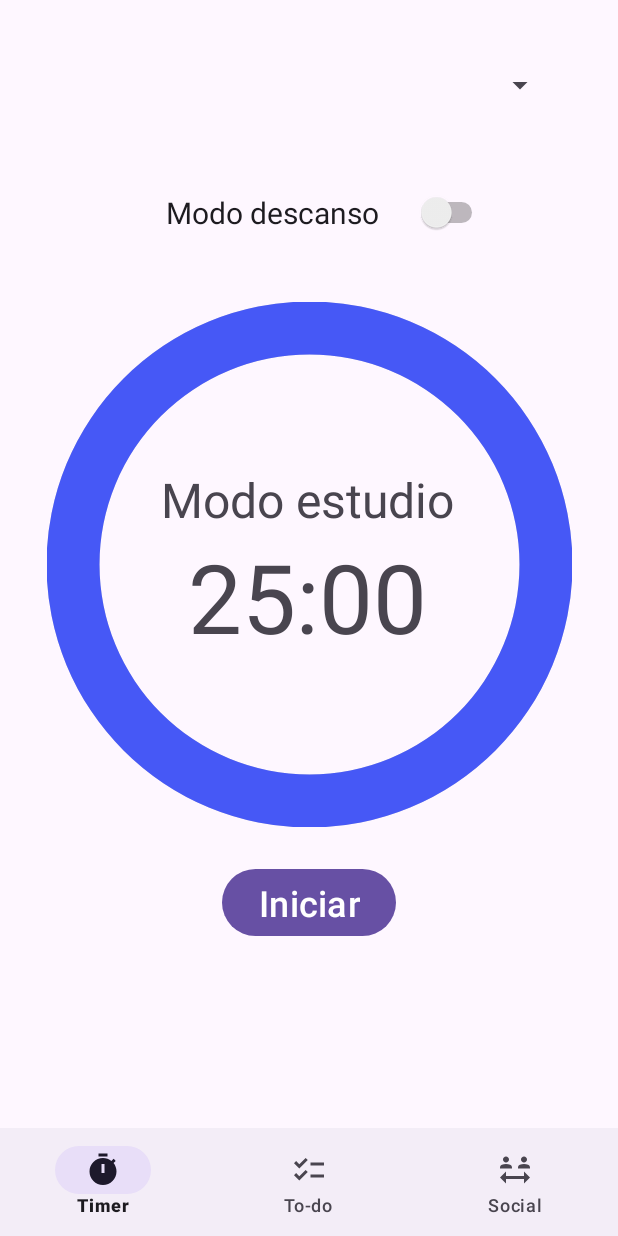
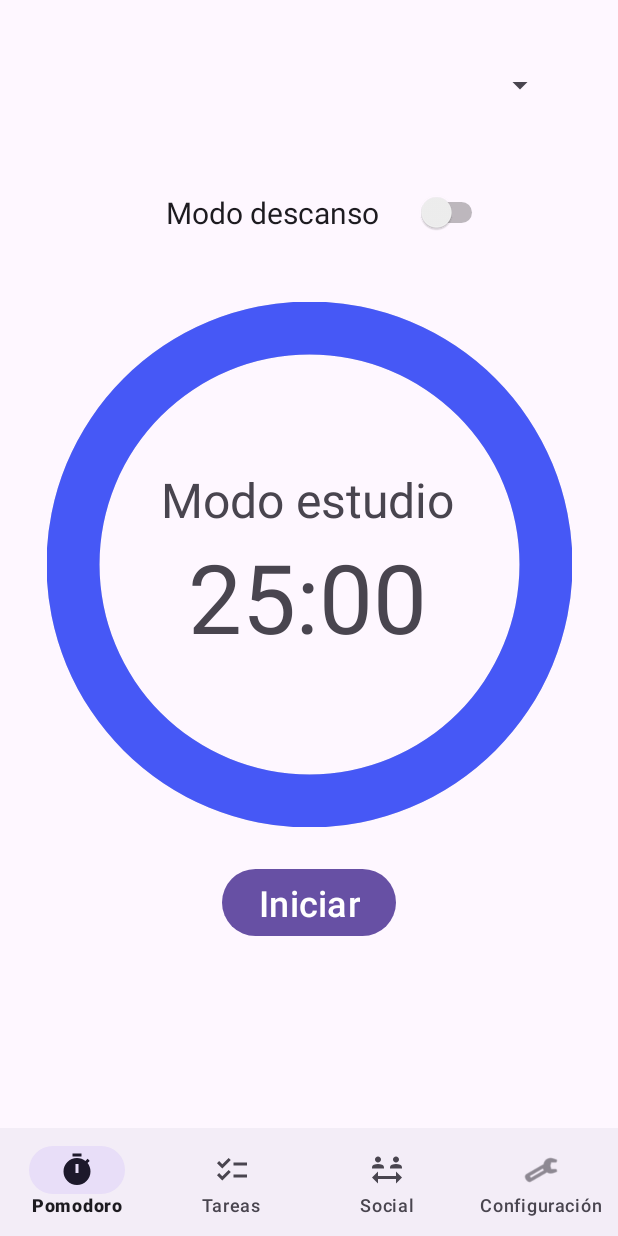
Before and after one commit to pelazas/ProductivityApp, an Android app: the screen it shows after launch (MainActivity), on a phone screen of 412 x 824 dp. Run offline under Robolectric (Android 15) with nearby library versions, the phone set to English and light mode, and no system bars; our stand-ins replace Room's generated code.

Commit message:
resuelto bug UI, añadido al menu la config

```diff
--- a/app/src/main/java/com/example/productivityapp/MainActivity.java
+++ b/app/src/main/java/com/example/productivityapp/MainActivity.java
@@ -34,27 +34,16 @@ public class MainActivity extends AppCompatActivity {
             fragmentManager.replaceFragment(new TimerFragment(), false);
             return true;
         } else if (itemId == R.id.nav_toDo) {
-            // startActivity(new Intent(this, ToDoActivity.class));
             fragmentManager.replaceFragment(new ToDoFragment(),false);
             return true;
-        /*} else if (itemId == R.id.nav_social) {
-            // Replace with the fragment for social functionality
-            fragmentManager.replaceFragment(new SocialFragment(), false);
-            return true;*/
+        } else if (itemId == R.id.nav_social) {
+            // fragmentManager.replaceFragment(new SocialFragment(), false);
+            return true;
+        } else if (itemId == R.id.nav_configuration) {
+            // fragmentManager.replaceFragment(new ConfigurationFragment(), false);
+            return true;
         } else {
             throw new IllegalStateException("Unexpected value: " + item.getItemId());
         }
     };
-
-    public void replaceFragment(Fragment fragment, boolean addToBackStack) {
-        FragmentTransaction transaction = getSupportFragmentManager().beginTransaction();
-        transaction.replace(R.id.fragment_container, fragment);
-
-        if (addToBackStack) {
-            transaction.addToBackStack(null);
-        }
-
-        transaction.commit();
-    }
-
 }
--- a/app/src/main/res/layout/activity_main.xml
+++ b/app/src/main/res/layout/activity_main.xml
@@ -6,105 +6,6 @@
     android:layout_height="match_parent"
     tools:context=".MainActivity">
 
-    <!-- <ScrollView
-        android:layout_width="match_parent"
-        android:layout_height="match_parent"
-        app:layout_constraintBottom_toBottomOf="@+id/bottom_nav_view"
-        app:layout_constraintEnd_toEndOf="parent"
-        app:layout_constraintStart_toStartOf="parent"
-        app:layout_constraintTop_toTopOf="parent">
-
-        <androidx.constraintlayout.widget.ConstraintLayout
-            android:layout_width="match_parent"
-            android:layout_height="wrap_content">
-
-            <Spinner
-                android:id="@+id/spAsignaturas"
-                android:layout_width="330dp"
-                android:layout_height="50dp"
-                android:textAlignment="center"
-                app:layout_constraintEnd_toEndOf="parent"
-                app:layout_constraintHorizontal_bias="0.493"
-                android:layout_marginTop="32dp"
-                app:layout_constraintStart_toStartOf="parent"
-                app:layout_constraintTop_toTopOf="parent" />
-
-            <androidx.appcompat.widget.SwitchCompat
-                android:id="@+id/modo_switch"
-                android:layout_width="240dp"
-                android:layout_height="wrap_content"
-                android:text="@string/modo_descanso"
-                android:textAlignment="center"
-                android:textSize="20sp"
-                android:layout_marginTop="16dp"
-                android:layout_marginBottom="16dp"
-                app:layout_constraintEnd_toEndOf="parent"
-                app:layout_constraintHorizontal_bias="0.497"
-                app:layout_constraintStart_toStartOf="parent"
-                app:layout_constraintTop_toBottomOf="@+id/spAsignaturas"
-                app:layout_constraintBottom_toTopOf="@id/circularProgressBar"/>
-
-
-            <ProgressBar
-                android:id="@+id/circularProgressBar"
-                style="?android:attr/progressBarStyleHorizontal"
-                android:layout_width="350dp"
-                android:layout_height="350dp"
-                android:background="@drawable/circular_shape"
-                android:progressDrawable="@drawable/circular_progress_bar"
-                app:layout_constraintBottom_toBottomOf="parent"
-                app:layout_constraintEnd_toEndOf="parent"
-                app:layout_constraintStart_toStartOf="parent"
-                app:layout_constraintTop_toTopOf="parent" />
-
-            <LinearLayout
-                android:id="@+id/linearLayout"
-                android:layout_width="356dp"
-                android:layout_height="153dp"
-                android:orientation="vertical"
-                app:layout_constraintBottom_toBottomOf="@+id/circularProgressBar"
-                app:layout_constraintEnd_toEndOf="parent"
-                app:layout_constraintHorizontal_bias="0.49"
-                app:layout_constraintStart_toStartOf="parent"
-                app:layout_constraintTop_toTopOf="@+id/circularProgressBar"
-                app:layout_constraintVertical_bias="0.558">
-
-                <TextView
-                    android:id="@+id/modo_text"
-                    android:layout_width="wrap_content"
-                    android:layout_height="wrap_content"
-                    android:layout_gravity="center_horizontal"
-                    android:text="@string/estudio"
-                    android:textSize="32dp" />
-
-                <TextView
-                    android:id="@+id/timer_text"
-                    android:layout_width="wrap_content"
-                    android:layout_height="wrap_content"
-                    android:layout_gravity="center_horizontal"
-                    android:text="00:00"
-                    android:textSize="64dp" />
-
-
-            </LinearLayout>
-
-            <Button
-                android:id="@+id/timer_button"
-                android:layout_width="wrap_content"
-                android:layout_height="wrap_content"
-                android:layout_gravity="center_horizontal"
-                android:layout_marginTop="24dp"
-                android:text="@string/iniciarTextoBoton"
-                android:textSize="24sp"
-                app:layout_constraintEnd_toEndOf="parent"
-                app:layout_constraintStart_toStartOf="parent"
-                app:layout_constraintTop_toBottomOf="@+id/circularProgressBar"
-                />
-
-        </androidx.constraintlayout.widget.ConstraintLayout>
-
-    </ScrollView> -->
-
     <FrameLayout
         android:id="@+id/fragment_container"
         android:layout_width="match_parent"
@@ -112,12 +13,13 @@
         app:layout_constraintBottom_toTopOf="@+id/bottom_nav_view"
         app:layout_constraintTop_toTopOf="parent"
         app:layout_constraintStart_toStartOf="parent"
-        app:layout_constraintEnd_toEndOf="parent"/>
+        app:layout_constraintEnd_toEndOf="parent" />
 
     <com.google.android.material.bottomnavigation.BottomNavigationView
         android:id="@+id/bottom_nav_view"
         android:layout_width="match_parent"
         android:layout_height="72dp"
+        app:labelVisibilityMode="labeled"
         app:layout_constraintBottom_toBottomOf="parent"
         app:layout_constraintEnd_toEndOf="parent"
         app:layout_constraintStart_toStartOf="parent"
--- a/app/src/main/res/layout/fragment_to_do.xml
+++ b/app/src/main/res/layout/fragment_to_do.xml
@@ -36,8 +36,10 @@
         android:layout_height="0dp"
         android:layout_marginHorizontal="10dp"
         android:layout_marginTop="20dp"
+        android:layout_marginBottom="20dp"
         app:layout_constraintEnd_toEndOf="parent"
         app:layout_constraintStart_toStartOf="parent"
+        app:layout_constraintBottom_toBottomOf="parent"
         app:layout_constraintTop_toBottomOf="@+id/title_text" />
 <!--
     <com.google.android.material.bottomnavigation.BottomNavigationView
--- a/app/src/main/res/menu/bottom_nav_menu.xml
+++ b/app/src/main/res/menu/bottom_nav_menu.xml
@@ -5,16 +5,23 @@
     <item
         android:id="@+id/nav_timer"
         android:icon="@drawable/baseline_timer_24"
-        android:title="Timer" />
+        android:title="Pomodoro" />
 
     <item
         android:id="@+id/nav_toDo"
         android:icon="@drawable/baseline_checklist_24"
-        android:title="To-do" />
+        android:title="Tareas" />
 
     <item
         android:id="@+id/nav_social"
         android:icon="@drawable/baseline_social_distance_24"
         android:title="Social"
         />
+
+
+    <item
+        android:id="@+id/nav_configuration"
+        android:icon="@android:drawable/ic_menu_manage"
+        android:title="Configuración" />
+
 </menu>
```
